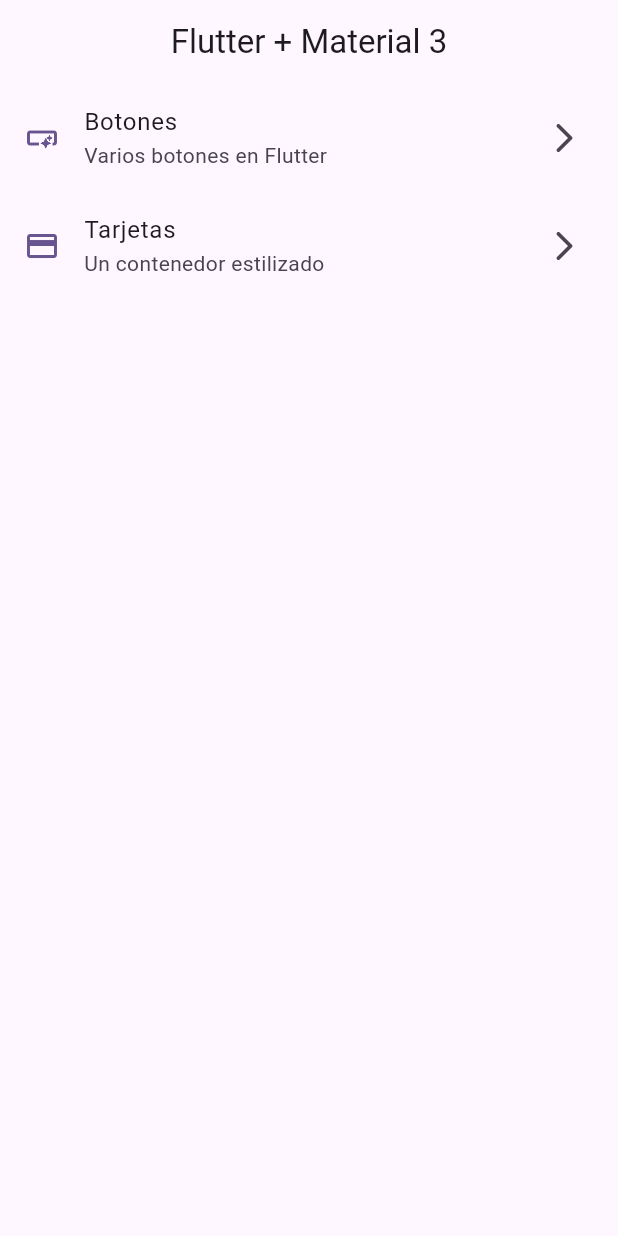
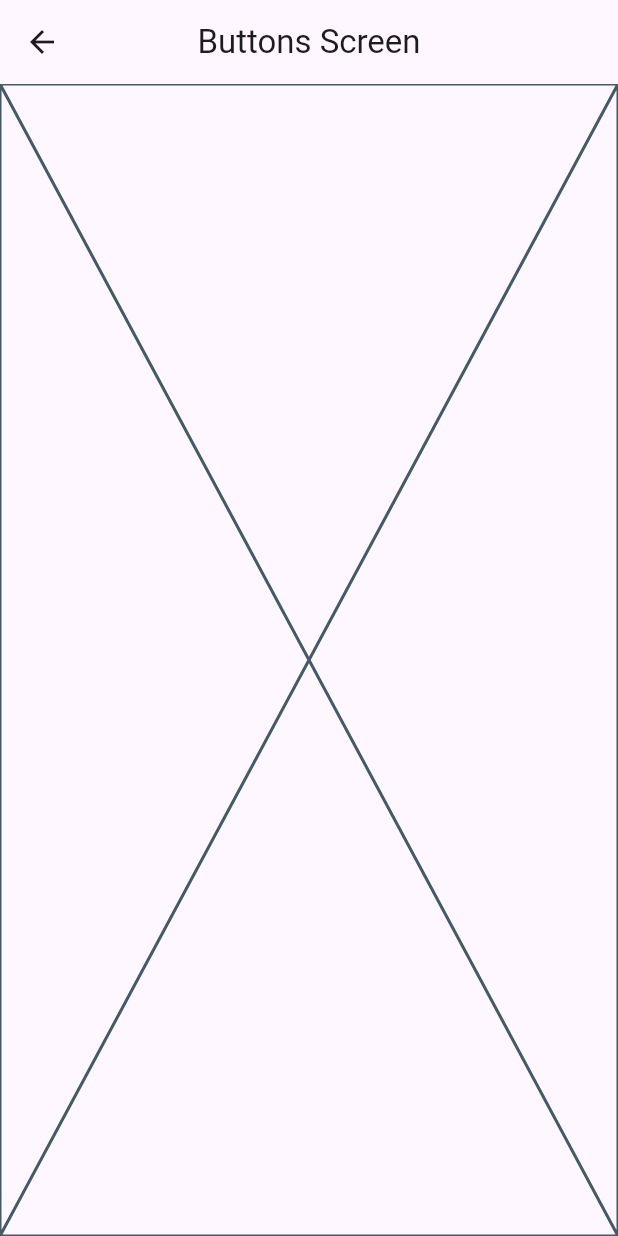
Before and after one commit to fernando1002971/widgets_app, a Flutter app: the screen it shows after launch, after a tap on "Botones", on a phone screen of 412 x 824 dp. Run offline on Flutter 3.47's test engine with Material 2 defaults, Android fonts, the phone set to English and light mode, and no system bars; our stand-ins replace go_router.

Commit message:
Se agrego sistema de rutas basado en go_router

```diff
--- a/lib/config/menu/menu_items.dart
+++ b/lib/config/menu/menu_items.dart
@@ -23,7 +23,7 @@ const appMenuItems = <MenuItem>[
   MenuItem(
     title: "Tarjetas",
     subtitle: "Un contenedor estilizado",
-    link: "/card",
+    link: "/cards",
     icon: Icons.credit_card,
   ),
 ];
--- /dev/null
+++ b/lib/config/router/app_router.dart
@@ -0,0 +1,21 @@
+import 'package:go_router/go_router.dart';
+import 'package:widgets_app/presentation/screens/screens.dart';
+
+// GoRouter configuration
+final appRouter = GoRouter(
+  initialLocation: '/',
+  routes: [
+    GoRoute(
+      path: '/',
+      builder: (context, state) => const HomeScreen(),
+    ),
+    GoRoute(
+      path: '/buttons',
+      builder: (context, state) => const ButtonsScreen(),
+    ),
+    GoRoute(
+      path: '/cards',
+      builder: (context, state) => const CardsScreen(),
+    ),
+  ],
+);
--- a/lib/main.dart
+++ b/lib/main.dart
@@ -1,6 +1,6 @@
 import 'package:flutter/material.dart';
+import 'package:widgets_app/config/router/app_router.dart';
 import 'package:widgets_app/config/theme/app_theme.dart';
-import 'package:widgets_app/presentation/screens/home/home_screen.dart';
 
 void main() {
   runApp(const MainApp());
@@ -11,10 +11,11 @@ class MainApp extends StatelessWidget {
 
   @override
   Widget build(BuildContext context) {
-    return  MaterialApp(
+    return  MaterialApp.router(
+     routerConfig: appRouter,
      debugShowCheckedModeBanner: false,
      theme: AppTheme(selectedColor:5).getTheme(),
-      home:  const HomeScreen()
+
     );
   }
 }
--- /dev/null
+++ b/lib/presentation/screens/buttons/buttons_screen.dart
@@ -0,0 +1,15 @@
+import 'package:flutter/material.dart';
+
+class ButtonsScreen extends StatelessWidget {
+  const ButtonsScreen({super.key});
+
+  @override
+  Widget build(BuildContext context) {
+    return Scaffold(
+      appBar: AppBar(
+        title: const Text("Buttons Screen"),
+      ),
+      body:  const Placeholder(),
+    );
+  }
+}
--- /dev/null
+++ b/lib/presentation/screens/cards/cards_screen.dart
@@ -0,0 +1,15 @@
+import 'package:flutter/material.dart';
+
+class CardsScreen extends StatelessWidget {
+  const CardsScreen({super.key});
+
+  @override
+  Widget build(BuildContext context) {
+    return Scaffold(
+      appBar: AppBar(
+        title: const Text("Cards Screen"),
+      ),
+      body:  const Placeholder(),
+    );
+  }
+}
--- a/lib/presentation/screens/home/home_screen.dart
+++ b/lib/presentation/screens/home/home_screen.dart
@@ -1,4 +1,5 @@
 import 'package:flutter/material.dart';
+import 'package:go_router/go_router.dart';
 import 'package:widgets_app/config/menu/menu_items.dart';
 
 class HomeScreen extends StatelessWidget {
@@ -20,13 +21,12 @@ class _HomeView extends StatelessWidget {
 
   @override
   Widget build(BuildContext context) {
-
     return ListView.builder(
       physics: const BouncingScrollPhysics(),
       itemCount: appMenuItems.length,
       itemBuilder: (context, index) {
-          final menuItem = appMenuItems[index];
-          return _CustomListTile(menuItem: menuItem);
+        final menuItem = appMenuItems[index];
+        return _CustomListTile(menuItem: menuItem);
       },
     );
   }
@@ -43,12 +43,16 @@ class _CustomListTile extends StatelessWidget {
   Widget build(BuildContext context) {
     final colors = Theme.of(context).colorScheme;
     return ListTile(
-      leading: Icon(menuItem.icon, color: colors.primary,),
+      leading: Icon(
+        menuItem.icon,
+        color: colors.primary,
+      ),
       title: Text(menuItem.title),
       subtitle: Text(menuItem.subtitle),
       trailing: const Icon(Icons.arrow_forward_ios_rounded),
-      onTap: (){},
-      //TODO: Navegar a otras pantallas
+      onTap: () {
+        context.push(menuItem.link);
+      },
     );
   }
 }
--- /dev/null
+++ b/lib/presentation/screens/screens.dart
@@ -0,0 +1,4 @@
+//exportar screens
+export 'package:widgets_app/presentation/screens/buttons/buttons_screen.dart';
+export 'package:widgets_app/presentation/screens/cards/cards_screen.dart';
+export 'package:widgets_app/presentation/screens/home/home_screen.dart';
--- a/pubspec.yaml
+++ b/pubspec.yaml
@@ -9,11 +9,12 @@ environment:
 dependencies:
   flutter:
     sdk: flutter
+  go_router: ^7.1.1
 
 dev_dependencies:
+  flutter_lints: ^2.0.0
   flutter_test:
     sdk: flutter
-  flutter_lints: ^2.0.0
 
 flutter:
   uses-material-design: true
```
Also changed, not shown: pubspec.lock.
